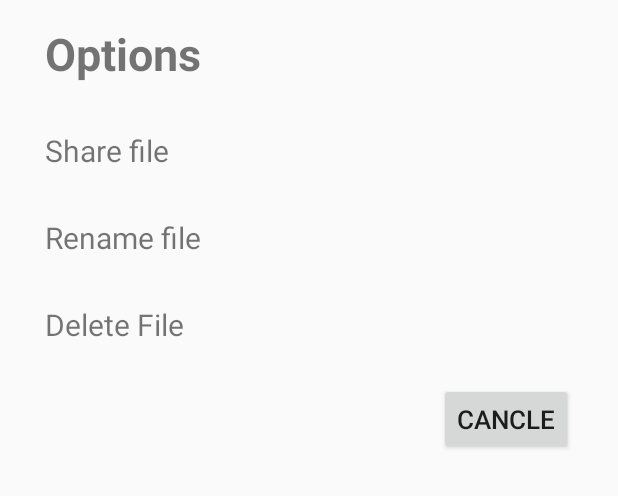
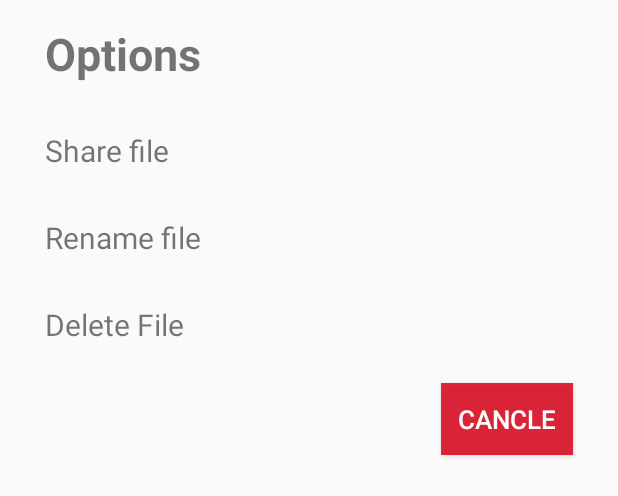
Before and after one commit to gurpreet433/SoundRecorderAndroid, an Android app: the layout onpressed_layout.xml on its own in the app's theme, with its tools: preview values and no code run, on a phone screen of 412 x 824 dp. Shown: the top 496 px of the screen. Run offline under Robolectric (Android 15) with nearby library versions, the phone set to English and light mode, and no system bars.

Commit message:
Minor layout changes to add polish.

```diff
--- a/app/src/main/res/layout/onpressed_layout.xml
+++ b/app/src/main/res/layout/onpressed_layout.xml
@@ -56,6 +56,8 @@
 
     <Button
         android:id="@+id/cancle_button_dialog"
+        android:textColor="@color/white"
+        android:background="@color/colorPrimary"
         android:layout_gravity="right"
         android:layout_marginTop="10dp"
         android:layout_marginRight="30dp"
```
